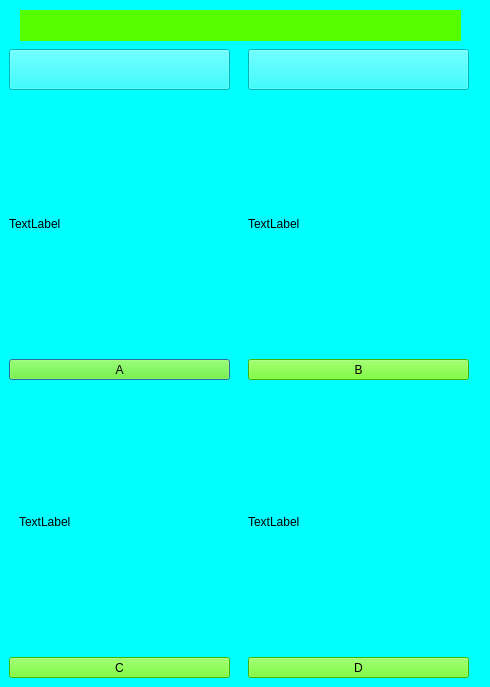
Old version of the form SKOGKK/KKOGSK/questiondialog.ui in the repository Strauts/AppDeployment.
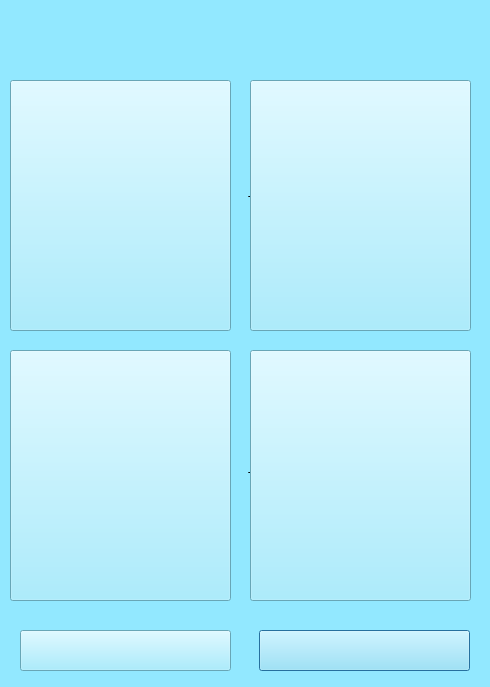
New version of the form. Icons and pictures are not drawn.

What changed in the file:
```diff
--- a/SKOGKK/KKOGSK/questiondialog.ui
+++ b/SKOGKK/KKOGSK/questiondialog.ui
@@ -14,15 +14,15 @@
    <string>Dialog</string>
   </property>
   <property name="styleSheet">
-   <string notr="true">background-color: rgb(0, 255, 255);</string>
+   <string notr="true">background-color: rgb(146, 232, 255);</string>
   </property>
   <widget class="QLabel" name="label_3">
    <property name="geometry">
     <rect>
-     <x>19</x>
-     <y>396</y>
+     <x>10</x>
+     <y>356</y>
      <width>221</width>
-     <height>251</height>
+     <height>241</height>
     </rect>
    </property>
    <property name="text">
@@ -33,73 +33,22 @@
    <property name="geometry">
     <rect>
      <x>248</x>
-     <y>396</y>
+     <y>356</y>
      <width>221</width>
-     <height>251</height>
+     <height>241</height>
     </rect>
    </property>
    <property name="text">
     <string>TextLabel</string>
    </property>
   </widget>
-  <widget class="QPushButton" name="pushButton">
-   <property name="geometry">
-    <rect>
-     <x>9</x>
-     <y>359</y>
-     <width>221</width>
-     <height>21</height>
-    </rect>
-   </property>
-   <property name="styleSheet">
-    <string notr="true">color: rgb(0, 0, 0);
-background-color: rgb(85, 255, 0);</string>
-   </property>
-   <property name="text">
-    <string>A</string>
-   </property>
-  </widget>
-  <widget class="QPushButton" name="pushButton_2">
-   <property name="geometry">
-    <rect>
-     <x>248</x>
-     <y>359</y>
-     <width>221</width>
-     <height>21</height>
-    </rect>
-   </property>
-   <property name="styleSheet">
-    <string notr="true">color: rgb(0, 0, 0);
-background-color: rgb(85, 255, 0);</string>
-   </property>
-   <property name="text">
-    <string>B</string>
-   </property>
-  </widget>
-  <widget class="QPushButton" name="pushButton_4">
-   <property name="geometry">
-    <rect>
-     <x>248</x>
-     <y>657</y>
-     <width>221</width>
-     <height>21</height>
-    </rect>
-   </property>
-   <property name="styleSheet">
-    <string notr="true">color: rgb(0, 0, 0);
-background-color: rgb(85, 255, 0);</string>
-   </property>
-   <property name="text">
-    <string>D</string>
-   </property>
-  </widget>
   <widget class="QLabel" name="label_2">
    <property name="geometry">
     <rect>
      <x>248</x>
-     <y>98</y>
+     <y>80</y>
      <width>221</width>
-     <height>251</height>
+     <height>241</height>
     </rect>
    </property>
    <property name="text">
@@ -109,8 +58,8 @@
   <widget class="QLabel" name="label_1">
    <property name="geometry">
     <rect>
-     <x>9</x>
-     <y>98</y>
+     <x>10</x>
+     <y>80</y>
      <width>221</width>
      <height>251</height>
     </rect>
@@ -119,29 +68,12 @@
     <string>TextLabel</string>
    </property>
   </widget>
-  <widget class="QPushButton" name="pushButton_3">
-   <property name="geometry">
-    <rect>
-     <x>9</x>
-     <y>657</y>
-     <width>221</width>
-     <height>21</height>
-    </rect>
-   </property>
-   <property name="styleSheet">
-    <string notr="true">color: rgb(0, 0, 0);
-background-color: rgb(85, 255, 0);</string>
-   </property>
-   <property name="text">
-    <string>C</string>
-   </property>
-  </widget>
   <widget class="QPushButton" name="pushButton_5">
    <property name="geometry">
     <rect>
-     <x>248</x>
-     <y>49</y>
-     <width>221</width>
+     <x>259</x>
+     <y>630</y>
+     <width>211</width>
      <height>41</height>
     </rect>
    </property>
@@ -155,9 +87,9 @@
   <widget class="QPushButton" name="pushButton_6">
    <property name="geometry">
     <rect>
-     <x>9</x>
-     <y>49</y>
-     <width>221</width>
+     <x>20</x>
+     <y>630</y>
+     <width>211</width>
      <height>41</height>
     </rect>
    </property>
@@ -172,7 +104,7 @@
    <property name="geometry">
     <rect>
      <x>20</x>
-     <y>10</y>
+     <y>40</y>
      <width>441</width>
      <height>31</height>
     </rect>
@@ -183,8 +115,7 @@
     </font>
    </property>
    <property name="styleSheet">
-    <string notr="true">background-color: rgb(85, 255, 0);
-color: rgb(0, 0, 0);
+    <string notr="true">color: rgb(0, 0, 0);
 border:none;
 </string>
    </property>
@@ -192,6 +123,76 @@
     <string/>
    </property>
   </widget>
+  <widget class="QLabel" name="labelTheme">
+   <property name="geometry">
+    <rect>
+     <x>16</x>
+     <y>10</y>
+     <width>451</width>
+     <height>31</height>
+    </rect>
+   </property>
+   <property name="font">
+    <font>
+     <pointsize>12</pointsize>
+    </font>
+   </property>
+   <property name="text">
+    <string/>
+   </property>
+  </widget>
+  <widget class="QPushButton" name="pushButton">
+   <property name="geometry">
+    <rect>
+     <x>10</x>
+     <y>80</y>
+     <width>221</width>
+     <height>251</height>
+    </rect>
+   </property>
+   <property name="text">
+    <string/>
+   </property>
+  </widget>
+  <widget class="QPushButton" name="pushButton_2">
+   <property name="geometry">
+    <rect>
+     <x>250</x>
+     <y>80</y>
+     <width>221</width>
+     <height>251</height>
+    </rect>
+   </property>
+   <property name="text">
+    <string/>
+   </property>
+  </widget>
+  <widget class="QPushButton" name="pushButton_3">
+   <property name="geometry">
+    <rect>
+     <x>10</x>
+     <y>350</y>
+     <width>221</width>
+     <height>251</height>
+    </rect>
+   </property>
+   <property name="text">
+    <string/>
+   </property>
+  </widget>
+  <widget class="QPushButton" name="pushButton_4">
+   <property name="geometry">
+    <rect>
+     <x>250</x>
+     <y>350</y>
+     <width>221</width>
+     <height>251</height>
+    </rect>
+   </property>
+   <property name="text">
+    <string/>
+   </property>
+  </widget>
  </widget>
  <resources/>
  <connections/>
```
Left out of the diff: 2 changed lines with no effect on the pictures.
